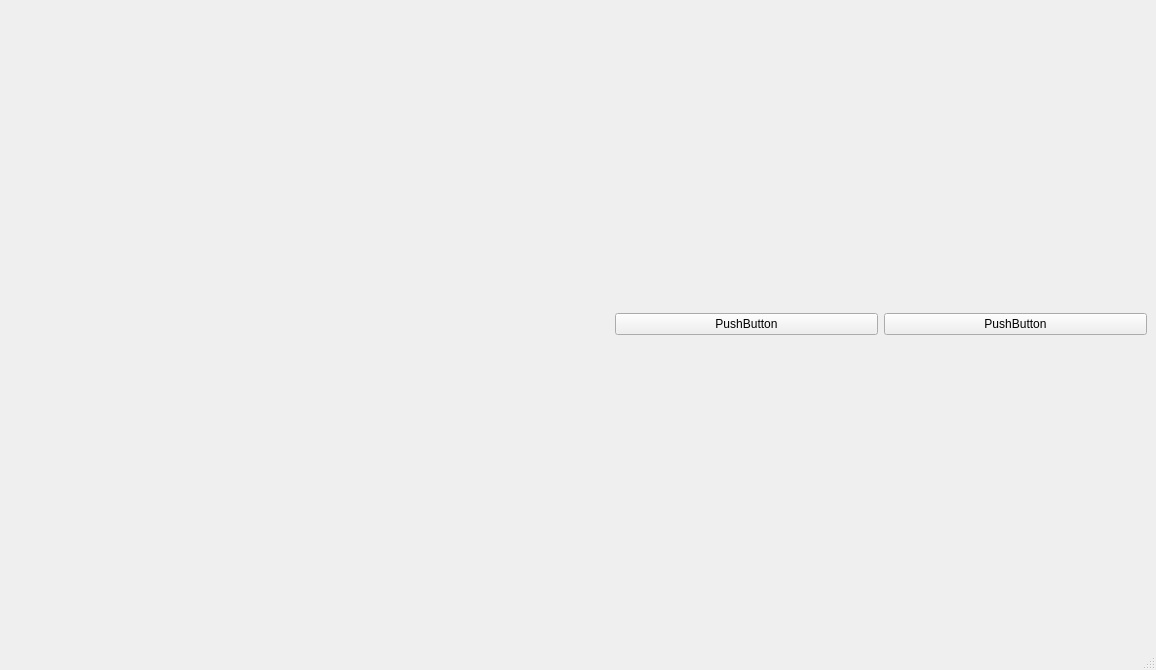
First picture: the form in viewer.ui, repository dandyelf/3dviewer1.0, before the edit.
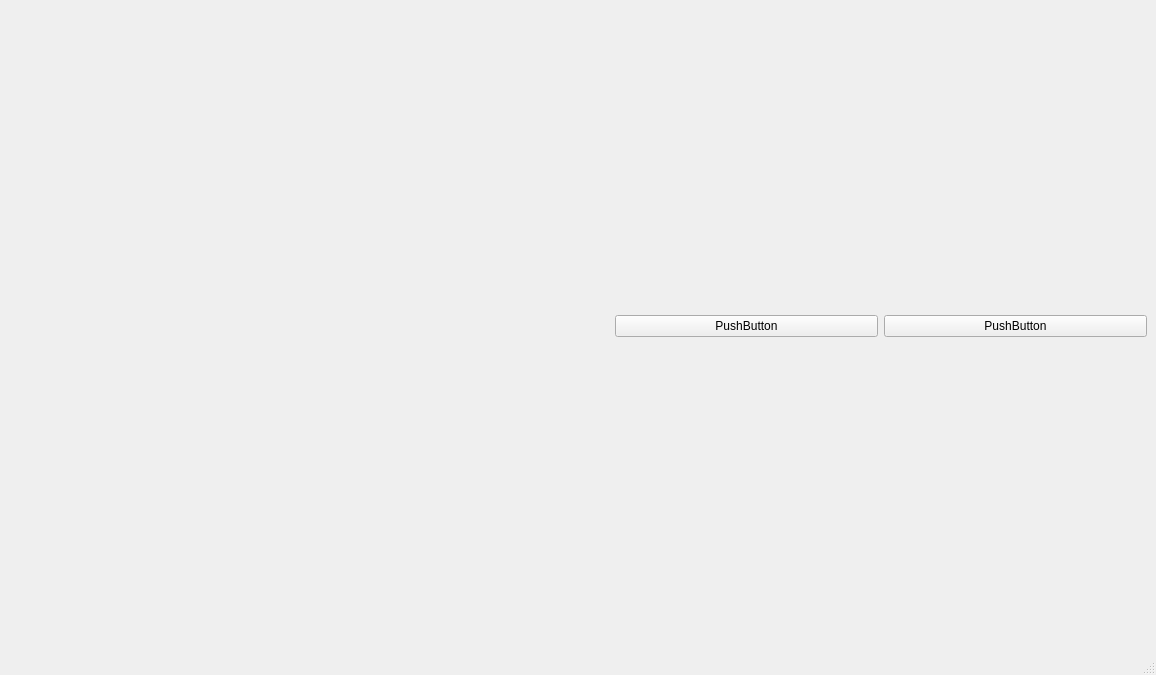
Second picture: the form after the edit. Custom widgets are drawn as their Qt base class.

Patch:
```diff
--- a/viewer.ui
+++ b/viewer.ui
@@ -7,7 +7,7 @@
     <x>0</x>
     <y>0</y>
     <width>1156</width>
-    <height>670</height>
+    <height>675</height>
    </rect>
   </property>
   <property name="windowTitle">
```
